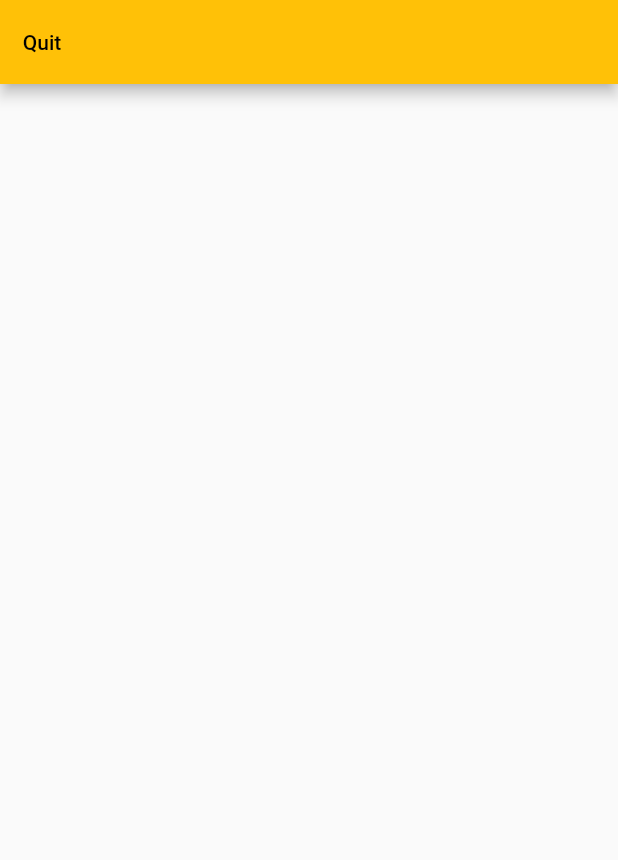
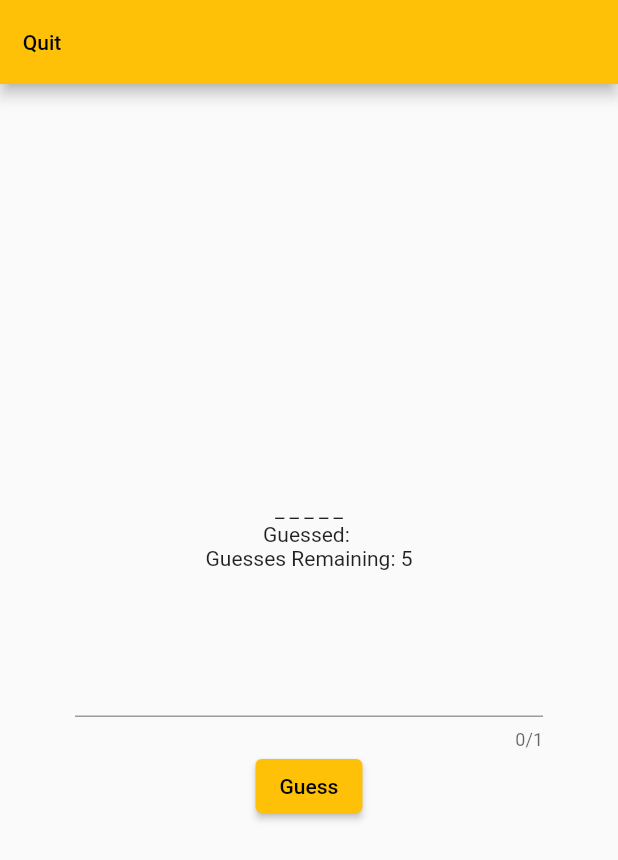
Before and after one commit to strathdeek/hangman, a Flutter app: the GameSetupPage screen opened by its route, after a tap on "Play", on a phone screen of 412 x 824 dp. Shown: the top 860 px of the screen. Run offline on Flutter 3.47's test engine with Material 2 defaults, Android fonts, the phone set to English and light mode, and no system bars.

Commit message:
Basic implementation of hangman game page

```diff
--- a/lib/main.dart
+++ b/lib/main.dart
@@ -35,7 +35,7 @@ class MyApp extends StatelessWidget {
       routes: {
         Constants.GameSetupPageRouteName: (context) => GameSetupPage(),
         Constants.StatisticsPageRouteName: (context) => StatisticsPage(),
-        Constants.GamePageRouteName: (context) => GamePage(),
+        Constants.GamePageRouteName: (context) => GamePage(5,5),
       },
       home: MainPage(),
     );
--- a/lib/screens/GamePage.dart
+++ b/lib/screens/GamePage.dart
@@ -1,11 +1,37 @@
 import 'package:flutter/material.dart';
 
 class GamePage extends StatefulWidget {
+  final int guesses;
+  final int length;
+  GamePage(this.guesses, this.length) : super();
   @override
-  _GamePageState createState() => _GamePageState();
+  _GamePageState createState() => _GamePageState(guesses, length);
 }
 
 class _GamePageState extends State<GamePage> {
+  _GamePageState(this._totalGuesses, this._wordLength) : super();
+
+  final guessController = TextEditingController();
+
+  int _totalGuesses;
+  int _wordLength;
+  String _targetWord = "words";
+  String _currentGuess;
+  List<String> _lettersGuessed = <String>[];
+
+  void _submitGuess() {
+    guessController.clear();
+    if (_lettersGuessed.contains(_currentGuess)) {
+      //handle error here
+    }
+    setState(() {
+      _lettersGuessed.add(_currentGuess);
+      if (!_targetWord.contains(_currentGuess)) {
+        _totalGuesses--;
+      }
+    });
+  }
+
   @override
   Widget build(BuildContext context) {
     return Scaffold(
@@ -17,6 +43,31 @@ class _GamePageState extends State<GamePage> {
           },
         ),
       ),
+      body: Container(
+        alignment: Alignment.center,
+        padding: EdgeInsets.symmetric(horizontal: 50),
+        child: Column(
+          mainAxisAlignment: MainAxisAlignment.center,
+          children: [
+            Text(_targetWord.characters.map((char) =>_lettersGuessed.contains(char)? char : "_").join(' ')),
+            Text("Guessed: ${_lettersGuessed.join(", ")}"),
+            Text("Guesses Remaining: ${_totalGuesses}"),
+            SizedBox(
+              height: 50,
+            ),
+            TextField(
+              maxLength: 1,
+              onChanged: (String value) {
+                setState(() {
+                  _currentGuess = value;
+                });
+              },
+              controller: guessController,
+            ),
+            ElevatedButton(onPressed: _submitGuess, child: Text("Guess"))
+          ],
+        ),
+      ),
     );
   }
 }
--- a/lib/screens/GameSetupPage.dart
+++ b/lib/screens/GameSetupPage.dart
@@ -1,5 +1,6 @@
 import 'package:flutter/material.dart';
 import 'package:hangman/constants/constants.dart';
+import 'package:hangman/screens/GamePage.dart';
 
 class GameSetupPage extends StatefulWidget {
   @override
@@ -61,7 +62,7 @@ class _GameSetupPageState extends State<GameSetupPage> {
               },
             ),
             ElevatedButton(onPressed: (){
-              Navigator.pushNamed(context, Constants.GamePageRouteName);
+              Navigator.push(context, MaterialPageRoute(builder: (context) => GamePage(_guessCount.round(),_letterCount.round())));
             }, child: Text("Play"))
           ],
         ),
```
